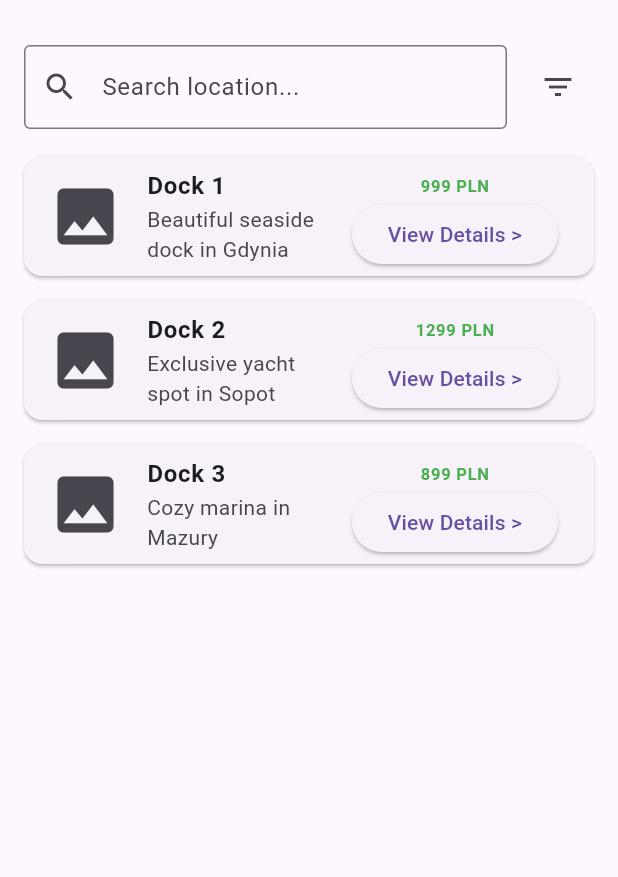
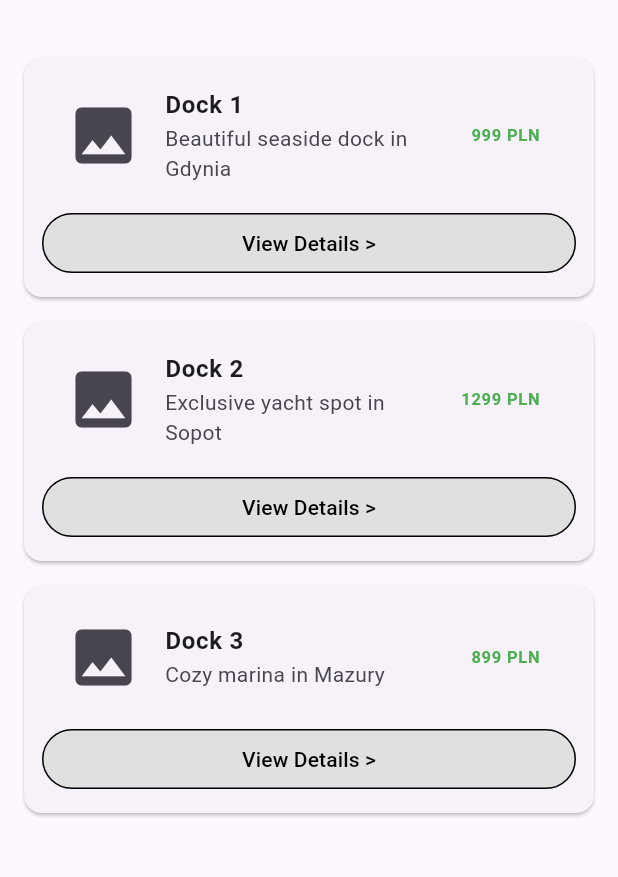
Before and after one commit to SE2-GMMWZ/mobile-frontend, a Flutter app: the HomePage screen opened directly, on a phone screen of 412 x 824 dp, the part 63-940 px from its top. Run offline on Flutter 3.47's test engine with Material 3 defaults, Android fonts, the phone set to English and light mode, and no system bars; accounts and stored records are empty.

Commit message:
Refactored code

```diff
--- a/lib/sailor/dock_details.dart
+++ b/lib/sailor/dock_details.dart
@@ -1,4 +1,5 @@
 import 'package:flutter/material.dart';
+import 'package:book_and_dock_mobile/dialogs/booking_complete_dialog.dart';
 
 class DockDetailsPage extends StatefulWidget {
   final String title;
@@ -110,7 +111,9 @@ class _DockDetailsPageState extends State<DockDetailsPage> {
                 Text("${_calculateTotalPrice()} PLN\n/1 Day(s)",
                     style: TextStyle(fontSize: 20, fontWeight: FontWeight.bold, color: Colors.green)),
                 ElevatedButton(
-                  onPressed: () {},
+                  onPressed: () {
+    showBookingCompleteDialog(context);
+  },
                   style: ElevatedButton.styleFrom(backgroundColor: Colors.green),
                   child: Text("Book", style: TextStyle(color: Colors.white)),
                 ),
--- a/lib/sailor/my_bookings.dart
+++ b/lib/sailor/my_bookings.dart
@@ -1,6 +1,7 @@
 import 'package:flutter/material.dart';
 import '../app_drawer.dart';
 import 'notifications.dart';
+import '../profile/my_profile.dart';
 
 class MyBookingsPage extends StatelessWidget {
   @override
@@ -12,7 +13,10 @@ class MyBookingsPage extends StatelessWidget {
           IconButton(icon: Icon(Icons.notifications), onPressed: () {
             Navigator.push(context, MaterialPageRoute(builder: (context) => NotificationsPage()));
           }),
-          IconButton(icon: Icon(Icons.account_circle), onPressed: () {}),
+          IconButton(icon: Icon(Icons.account_circle), onPressed: () {
+            Navigator.push(context,
+              MaterialPageRoute(builder: (context) => MyProfilePage()));
+              }),
         ],
       ),
       drawer: AppDrawer(),
--- a/lib/sailor/my_home.dart
+++ b/lib/sailor/my_home.dart
@@ -2,6 +2,7 @@ import 'package:flutter/material.dart';
 import '../app_drawer.dart';
 import 'dock_details.dart';
 import '../profile/my_profile.dart';
+import 'notifications.dart';
 
 class HomePage extends StatelessWidget {
   @override
@@ -10,44 +11,18 @@ class HomePage extends StatelessWidget {
       appBar: AppBar(
         title: Text('Book&Dock'),
         actions: [
-          IconButton(icon: Icon(Icons.notifications), onPressed: () {}),
-          IconButton(
-            icon: Icon(Icons.account_circle),
-            onPressed: () {
+          IconButton(icon: Icon(Icons.notifications), onPressed: () {
+            Navigator.push(context, MaterialPageRoute(builder: (context) => NotificationsPage()));
+          }),
+          IconButton(icon: Icon(Icons.account_circle), onPressed: () {
             Navigator.push(context,
               MaterialPageRoute(builder: (context) => MyProfilePage()));
-            }
-          ),
+              }),
         ],
       ),
       drawer: AppDrawer(),
       body: Padding(
         padding: EdgeInsets.all(16.0),
-        child: Column(
-          children: [
-            // Search Bar
-            Row(
-              children: [
-                Expanded(
-                  child: TextField(
-                    decoration: InputDecoration(
-                      hintText: 'Search location...',
-                      prefixIcon: Icon(Icons.search),
-                      border: OutlineInputBorder(),
-                    ),
-                  ),
-                ),
-                SizedBox(width: 10),
-                IconButton(
-                  icon: Icon(Icons.filter_list),
-                  onPressed: () {},
-                ),
-              ],
-            ),
-            SizedBox(height: 10),
-
-            // List of Docks
-            Expanded(
         child: ListView(
           children: [
             _dockItem('Dock 1', 'Beautiful seaside dock in Gdynia', '999 PLN', context),
@@ -56,33 +31,44 @@ class HomePage extends StatelessWidget {
           ],
         ),
       ),
-          ],
-        ),
-      ),
     );
   }
 
-  Widget _dockItem(String title, String description, String price, BuildContext context) {
+  Widget _dockItem(String name, String location, String price, BuildContext context) {
     return Card(
       margin: EdgeInsets.symmetric(vertical: 8),
-      child: ListTile(
-        leading: Icon(Icons.image, size: 50), // Placeholder for image
-        title: Text(title, style: TextStyle(fontWeight: FontWeight.bold)),
-        subtitle: Text(description),
-        trailing: Column(
-          mainAxisAlignment: MainAxisAlignment.center,
+      child: Padding(
+        padding: EdgeInsets.all(12.0),
+        child: Column(
+          crossAxisAlignment: CrossAxisAlignment.start,
           children: [
-            Text(price, style: TextStyle(color: Colors.green, fontWeight: FontWeight.bold)),
-            ElevatedButton(
+            ListTile(
+              leading: Icon(Icons.image, size: 50), // Placeholder
+              title: Text(name, style: TextStyle(fontWeight: FontWeight.bold)),
+              subtitle: Text(location),
+              trailing: Text(price, style: TextStyle(color: Colors.green, fontWeight: FontWeight.bold)),
+            ),
+            SizedBox(height: 8),
+            Row(
+              children: [
+                Expanded(
+                  child: OutlinedButton(
                     onPressed: () {
                       Navigator.push(
                         context,
                         MaterialPageRoute(
-                    builder: (context) => DockDetailsPage(title: title, description: description),
+                          builder: (context) => DockDetailsPage(title: name, description: location),
                         ),
                       );
                     },
-              child: Text('View Details >'),
+                    style: OutlinedButton.styleFrom(
+                      side: BorderSide(color: Colors.black),
+                      backgroundColor: Colors.grey[300],
+                    ),
+                    child: Text('View Details >', style: TextStyle(color: Colors.black)),
+                  ),
+                ),
+              ],
             ),
           ],
         ),
```
Also changed, not shown: lib/dialogs/booking_complete_dialog.dart (+8 -1 lines), lib/sailor/guides_list.dart (+9 -2 lines). Lines whose indentation alone changed are shown as unchanged.
